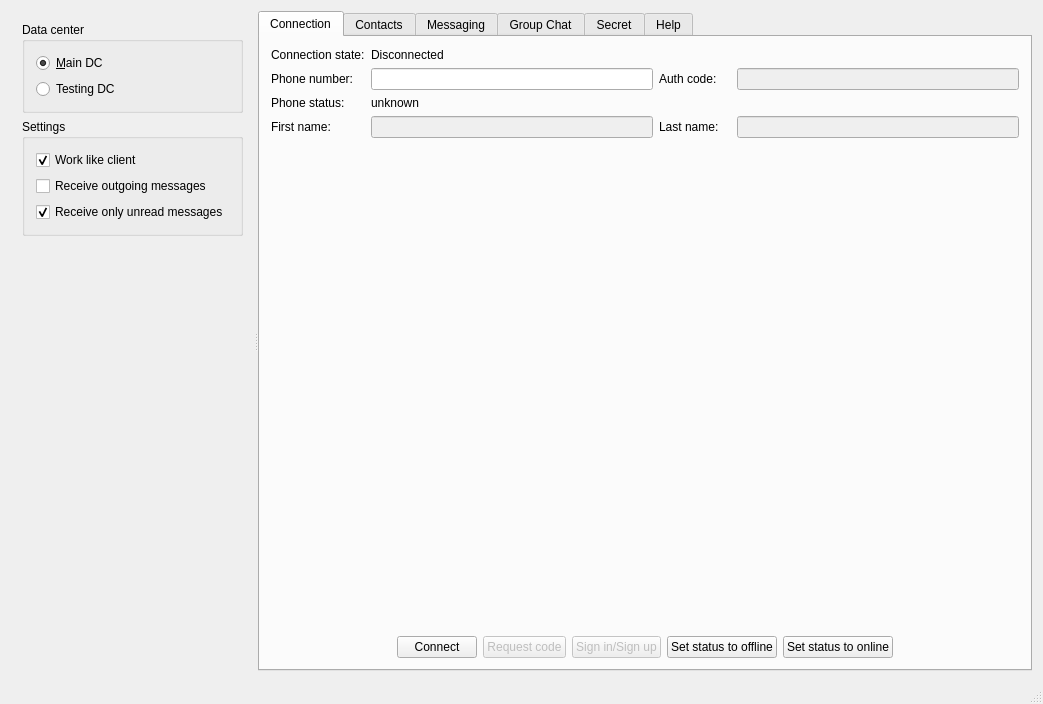
Above: testApp/MainWindow.ui from Kaffeine/telegram-qt before the change. Below: the same form after it.
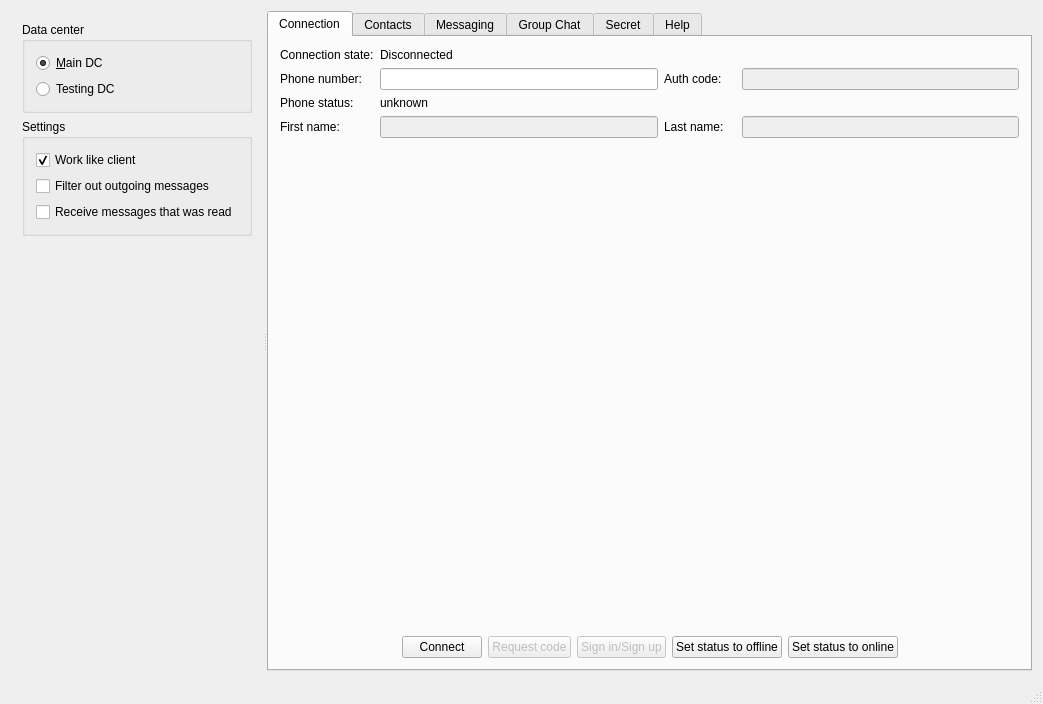
That is the form after the change.

Commit message: Changed message flags, simplified message receiving filter.

The edit to the form file:
```diff
--- a/testApp/MainWindow.ui
+++ b/testApp/MainWindow.ui
@@ -63,7 +63,7 @@
               <string>If this box is checked, application will receive outgoing messages (in addition to other types).</string>
              </property>
              <property name="text">
-              <string>Receive outgoing messages</string>
+              <string>Filter out outgoing messages</string>
              </property>
             </widget>
            </item>
@@ -86,10 +86,10 @@
               <string>If this box is checked, application will ignore read messages.</string>
              </property>
              <property name="text">
-              <string>Receive only unread messages</string>
+              <string>Receive messages that was read</string>
              </property>
              <property name="checked">
-              <bool>true</bool>
+              <bool>false</bool>
              </property>
             </widget>
            </item>
```
Left out of the diff: 2 changed lines with no effect on the pictures. The commit also changes 5 other files.
